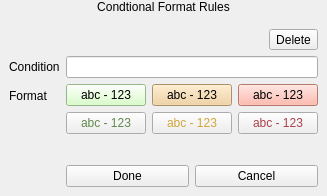
Qt form src/ui/qgsfieldconditionalformatwidget.ui (qgis/QGIS) before a commit.
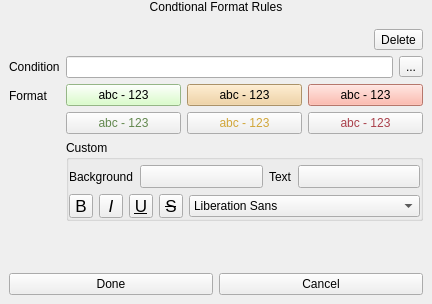
The same form after that commit. The open tabs and pages were chosen to show the change. Icons and pictures are not drawn. Custom widgets are drawn as their Qt base class.

Commit message: Add custom color, font style support

The edit to the form file:
```diff
--- a/src/ui/qgsfieldconditionalformatwidget.ui
+++ b/src/ui/qgsfieldconditionalformatwidget.ui
@@ -6,12 +6,12 @@
    <rect>
     <x>0</x>
     <y>0</y>
-    <width>297</width>
-    <height>196</height>
+    <width>384</width>
+    <height>304</height>
    </rect>
   </property>
   <property name="sizePolicy">
-   <sizepolicy hsizetype="Minimum" vsizetype="Minimum">
+   <sizepolicy hsizetype="Preferred" vsizetype="Preferred">
     <horstretch>0</horstretch>
     <verstretch>0</verstretch>
    </sizepolicy>
@@ -36,7 +36,7 @@
    <item>
     <widget class="QStackedWidget" name="pages">
      <property name="currentIndex">
-      <number>0</number>
+      <number>1</number>
      </property>
      <widget class="QWidget" name="page">
       <layout class="QGridLayout" name="gridLayout">
@@ -118,24 +118,39 @@
          </item>
         </layout>
        </item>
-       <item row="3" column="0">
+       <item row="5" column="0">
         <widget class="QLabel" name="label">
          <property name="text">
           <string>Condition</string>
          </property>
         </widget>
        </item>
-       <item row="3" column="1">
-        <widget class="QLineEdit" name="mRuleEdit"/>
+       <item row="5" column="1">
+        <layout class="QHBoxLayout" name="horizontalLayout_5">
+         <item>
+          <widget class="QLineEdit" name="mRuleEdit"/>
+         </item>
+         <item>
+          <widget class="QToolButton" name="toolButton">
+           <property name="text">
+            <string>...</string>
+           </property>
+           <property name="icon">
+            <iconset resource="../../images/images.qrc">
+             <normaloff>:/images/themes/default/mIconExpression.svg</normaloff>:/images/themes/default/mIconExpression.svg</iconset>
+           </property>
+          </widget>
+         </item>
+        </layout>
        </item>
-       <item row="4" column="0">
+       <item row="6" column="0">
         <widget class="QLabel" name="label_3">
          <property name="text">
           <string>Format</string>
          </property>
         </widget>
        </item>
-       <item row="4" column="1">
+       <item row="6" column="1">
         <layout class="QGridLayout" name="gridLayout_2">
          <item row="0" column="0">
           <widget class="QPushButton" name="mDefault1">
@@ -277,7 +292,271 @@
          </item>
         </layout>
        </item>
-       <item row="5" column="1">
+       <item row="7" column="1">
+        <widget class="QGroupBox" name="horizontalGroupBox_2">
+         <property name="title">
+          <string>Custom</string>
+         </property>
+         <property name="flat">
+          <bool>true</bool>
+         </property>
+         <layout class="QVBoxLayout" name="verticalLayout_2">
+          <property name="leftMargin">
+           <number>0</number>
+          </property>
+          <property name="topMargin">
+           <number>5</number>
+          </property>
+          <property name="rightMargin">
+           <number>0</number>
+          </property>
+          <property name="bottomMargin">
+           <number>0</number>
+          </property>
+          <item>
+           <layout class="QHBoxLayout" name="horizontalLayout_4">
+            <item>
+             <widget class="QLabel" name="label_5">
+              <property name="sizePolicy">
+               <sizepolicy hsizetype="Maximum" vsizetype="Preferred">
+                <horstretch>0</horstretch>
+                <verstretch>0</verstretch>
+               </sizepolicy>
+              </property>
+              <property name="text">
+               <string>Background</string>
+              </property>
+             </widget>
+            </item>
+            <item>
+             <widget class="QgsColorButtonV2" name="btnBackgroundColor">
+              <property name="sizePolicy">
+               <sizepolicy hsizetype="Preferred" vsizetype="Preferred">
+                <horstretch>0</horstretch>
+                <verstretch>0</verstretch>
+               </sizepolicy>
+              </property>
+              <property name="minimumSize">
+               <size>
+                <width>10</width>
+                <height>0</height>
+               </size>
+              </property>
+              <property name="maximumSize">
+               <size>
+                <width>16777215</width>
+                <height>16777215</height>
+               </size>
+              </property>
+              <property name="text">
+               <string/>
+              </property>
+             </widget>
+            </item>
+            <item>
+             <widget class="QLabel" name="label_6">
+              <property name="sizePolicy">
+               <sizepolicy hsizetype="Maximum" vsizetype="Preferred">
+                <horstretch>0</horstretch>
+                <verstretch>0</verstretch>
+               </sizepolicy>
+              </property>
+              <property name="text">
+               <string>Text</string>
+              </property>
+             </widget>
+            </item>
+            <item>
+             <widget class="QgsColorButtonV2" name="btnTextColor">
+              <property name="sizePolicy">
+               <sizepolicy hsizetype="Preferred" vsizetype="Preferred">
+                <horstretch>0</horstretch>
+                <verstretch>0</verstretch>
+               </sizepolicy>
+              </property>
+              <property name="minimumSize">
+               <size>
+                <width>10</width>
+                <height>0</height>
+               </size>
+              </property>
+              <property name="maximumSize">
+               <size>
+                <width>16777215</width>
+                <height>16777215</height>
+               </size>
+              </property>
+              <property name="text">
+               <string/>
+              </property>
+             </widget>
+            </item>
+           </layout>
+          </item>
+          <item>
+           <layout class="QHBoxLayout" name="horizontalLayout_13">
+            <item>
+             <widget class="QToolButton" name="mFontBoldBtn">
+              <property name="enabled">
+               <bool>true</bool>
+              </property>
+              <property name="minimumSize">
+               <size>
+                <width>24</width>
+                <height>24</height>
+               </size>
+              </property>
+              <property name="maximumSize">
+               <size>
+                <width>24</width>
+                <height>24</height>
+               </size>
+              </property>
+              <property name="font">
+               <font>
+                <pointsize>13</pointsize>
+               </font>
+              </property>
+              <property name="toolTip">
+               <string>Bold text
+(data defined only, overrides Style)</string>
+              </property>
+              <property name="text">
+               <string>B</string>
+              </property>
+              <property name="checkable">
+               <bool>true</bool>
+              </property>
+              <attribute name="buttonGroup">
+               <string notr="true">mFontButtons</string>
+              </attribute>
+             </widget>
+            </item>
+            <item>
+             <widget class="QToolButton" name="mFontItalicBtn">
+              <property name="enabled">
+               <bool>true</bool>
+              </property>
+              <property name="minimumSize">
+               <size>
+                <width>24</width>
+                <height>24</height>
+               </size>
+              </property>
+              <property name="maximumSize">
+               <size>
+                <width>24</width>
+                <height>24</height>
+               </size>
+              </property>
+              <property name="font">
+               <font>
+                <pointsize>13</pointsize>
+                <italic>true</italic>
+               </font>
+              </property>
+              <property name="toolTip">
+               <string>Italic text
+(data defined only, overrides Style)</string>
+              </property>
+              <property name="text">
+               <string>I</string>
+              </property>
+              <property name="checkable">
+               <bool>true</bool>
+              </property>
+              <attribute name="buttonGroup">
+               <string notr="true">mFontButtons</string>
+              </attribute>
+             </widget>
+            </item>
+            <item>
+             <widget class="QToolButton" name="mFontUnderlineBtn">
+              <property name="enabled">
+               <bool>true</bool>
+              </property>
+              <property name="minimumSize">
+               <size>
+                <width>24</width>
+                <height>24</height>
+               </size>
+              </property>
+              <property name="maximumSize">
+               <size>
+                <width>24</width>
+                <height>24</height>
+               </size>
+              </property>
+              <property name="font">
+               <font>
+                <pointsize>13</pointsize>
+                <underline>true</underline>
+               </font>
+              </property>
+              <property name="toolTip">
+               <string>Underlined text</string>
+              </property>
+              <property name="text">
+               <string>U</string>
+              </property>
+              <property name="checkable">
+               <bool>true</bool>
+              </property>
+              <attribute name="buttonGroup">
+               <string notr="true">mFontButtons</string>
+              </attribute>
+             </widget>
+            </item>
+            <item>
+             <widget class="QToolButton" name="mFontStrikethroughBtn">
+              <property name="enabled">
+               <bool>true</bool>
+              </property>
+              <property name="minimumSize">
+               <size>
+                <width>24</width>
+                <height>24</height>
+               </size>
+              </property>
+              <property name="maximumSize">
+               <size>
+                <width>24</width>
+                <height>24</height>
+               </size>
+              </property>
+              <property name="font">
+               <font>
+                <pointsize>13</pointsize>
+                <strikeout>true</strikeout>
+               </font>
+              </property>
+              <property name="toolTip">
+               <string>Strikeout text</string>
+              </property>
+              <property name="text">
+               <string>S</string>
+              </property>
+              <property name="checkable">
+               <bool>true</bool>
+              </property>
+              <attribute name="buttonGroup">
+               <string notr="true">mFontButtons</string>
+              </attribute>
+             </widget>
+            </item>
+            <item>
+             <widget class="QFontComboBox" name="mFontFamilyCmbBx">
+              <property name="editable">
+               <bool>false</bool>
+              </property>
+             </widget>
+            </item>
+           </layout>
+          </item>
+         </layout>
+        </widget>
+       </item>
+       <item row="10" column="0" colspan="2">
         <spacer name="verticalSpacer">
          <property name="orientation">
           <enum>Qt::Vertical</enum>
@@ -288,12 +567,12 @@
          <property name="sizeHint" stdset="0">
           <size>
            <width>20</width>
-           <height>40</height>
+           <height>20</height>
           </size>
          </property>
         </spacer>
        </item>
-       <item row="6" column="1">
+       <item row="11" column="0" colspan="2">
         <layout class="QHBoxLayout" name="horizontalLayout_2">
          <item>
           <widget class="QPushButton" name="mSaveRule">
@@ -323,6 +602,12 @@
    <extends>QComboBox</extends>
    <header>qgsfieldcombobox.h</header>
   </customwidget>
+  <customwidget>
+   <class>QgsColorButtonV2</class>
+   <extends>QToolButton</extends>
+   <header>qgscolorbuttonv2.h</header>
+   <container>1</container>
+  </customwidget>
  </customwidgets>
  <resources>
   <include location="../../images/images.qrc"/>
```
Left out of the diff: 5 changed lines with no effect on the pictures. The commit also changes 2 other files.
